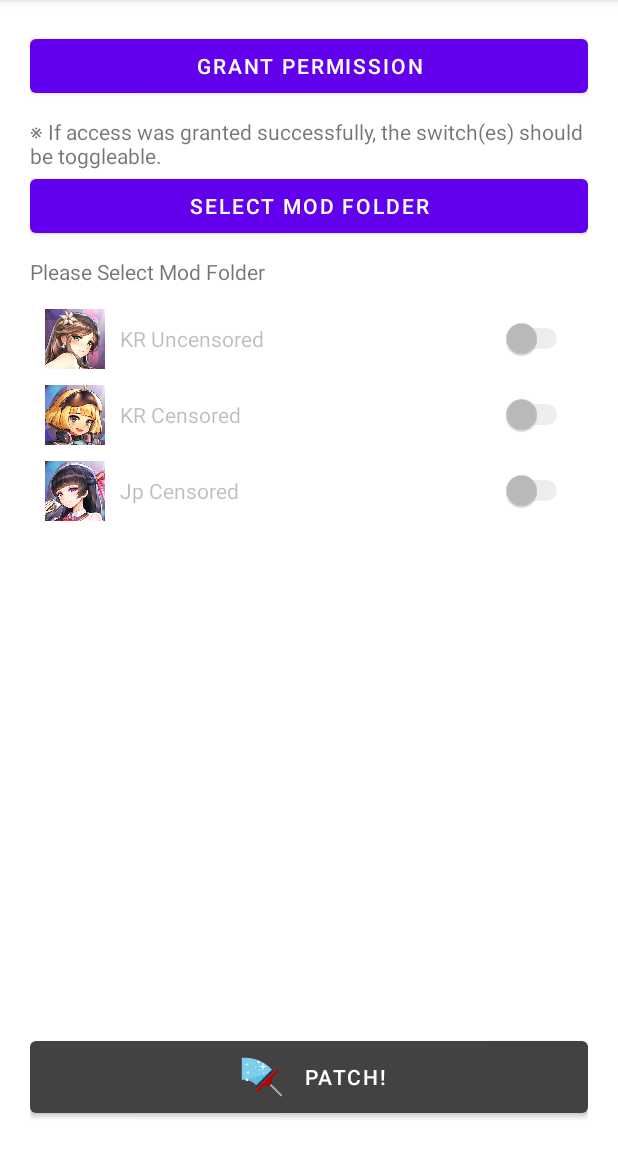
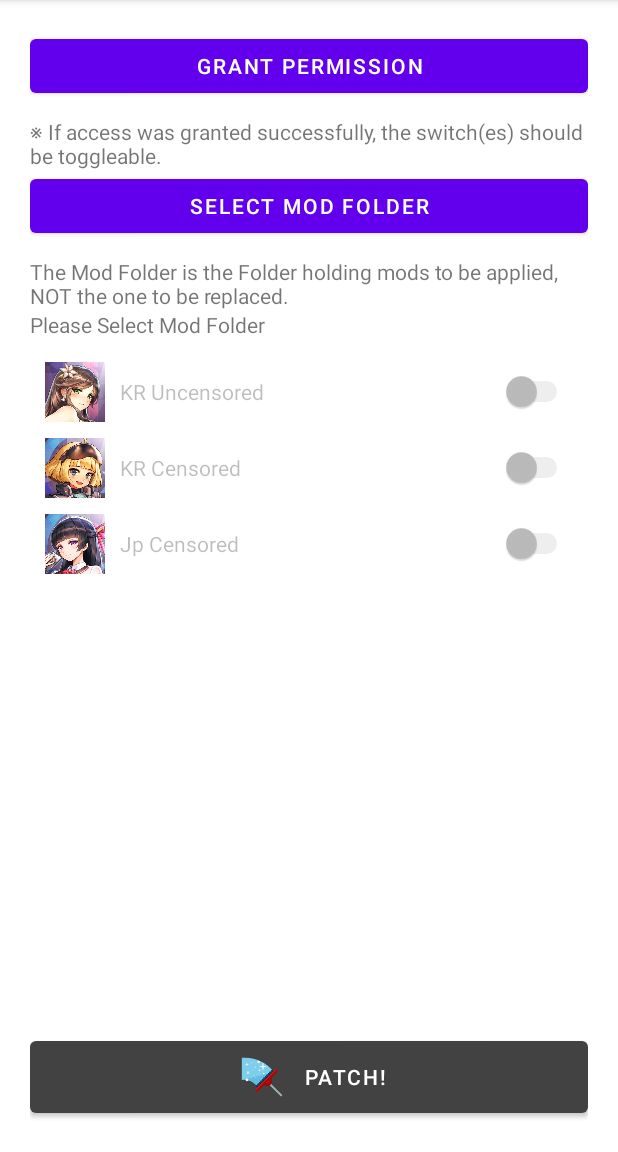
Before and after one commit to anyabot/LOModInstaller, an Android app: the screen it shows after launch (MainActivity), on a phone screen of 412 x 824 dp, the part 84-1236 px from its top. Run offline under Robolectric (Android 15) with nearby library versions, the phone set to English and light mode, and no system bars.

Commit message:
log & mod folder warning

```diff
--- a/app/build.gradle
+++ b/app/build.gradle
@@ -11,8 +11,8 @@ android {
         applicationId "com.altter.lomodinstaller"
         minSdkVersion 16
         targetSdkVersion 29
-        versionCode 10000
-        versionName "1.0.0"
+        versionCode 10001
+        versionName "1.0.1"
 
         testInstrumentationRunner "androidx.test.runner.AndroidJUnitRunner"
         vectorDrawables.useSupportLibrary = true
@@ -31,6 +31,7 @@ android {
     kotlinOptions {
         jvmTarget = '1.8'
     }
+    namespace 'com.altter.lomodinstaller'
 }
 
 dependencies {
--- a/app/src/main/AndroidManifest.xml
+++ b/app/src/main/AndroidManifest.xml
@@ -1,6 +1,5 @@
 <?xml version="1.0" encoding="utf-8"?>
-<manifest xmlns:android="http://schemas.android.com/apk/res/android"
-    package="com.altter.lomodinstaller">
+<manifest xmlns:android="http://schemas.android.com/apk/res/android" package="com.altter.lomodinstaller">
 
     <uses-permission android:name="android.permission.READ_EXTERNAL_STORAGE" />
     <uses-permission android:name="android.permission.WRITE_EXTERNAL_STORAGE" />
--- a/app/src/main/res/layout/activity_main.xml
+++ b/app/src/main/res/layout/activity_main.xml
@@ -49,6 +49,12 @@
                 android:layout_height="wrap_content"
                 android:layout_marginBottom="10dp"
                 android:text="@string/SELECT_MOD" />
+
+            <TextView
+                android:id="@+id/mod_warning"
+                android:layout_width="match_parent"
+                android:layout_height="wrap_content"
+                android:text="@string/MOD_WARNING" />
 
             <TextView
                 android:id="@+id/mod_text"
--- a/app/src/main/res/values/strings.xml
+++ b/app/src/main/res/values/strings.xml
@@ -19,9 +19,12 @@
     <string name="GRANT_ALREADY_GRANTED">Permission already Granted.</string>
 
     <string name="SELECT_MOD">SELECT MOD FOLDER</string>
+    <string name="MOD_WARNING">The Mod Folder is the Folder holding mods to be applied, NOT the one to be replaced.</string>
 
     <string name="COPY_TRY">Try to copy __data from %s</string>
     <string name="MORE_THAN_ONE">More than one file or folder in %s</string>
+    <string name="NOT_DIRECTORY">%s is not a Folder</string>
+    <string name="NOT_DIRECTORY_2">%s in % is not a Folder</string>
     <string name="NO_MOD_DOC">Mod Folder not Found</string>
     <string name="NO_DATA_DOC">Data Folder not Found</string>
     <string name="NO_DEST">Folder %s does not exist in Shared</string>
--- a/build.gradle
+++ b/build.gradle
@@ -6,7 +6,7 @@ buildscript {
         jcenter()
     }
     dependencies {
-        classpath "com.android.tools.build:gradle:4.1.2"
+        classpath 'com.android.tools.build:gradle:4.2.2'
         classpath "org.jetbrains.kotlin:kotlin-gradle-plugin:$kotlin_version"
 
         // NOTE: Do not place your application dependencies here; they belong
```
Also changed, not shown: app/src/main/java/com/altter/lomodinstaller/Cleaner.kt (+61 -5 lines), app/src/main/java/com/altter/lomodinstaller/MainActivity.kt (+4 -4 lines), gradle/wrapper/gradle-wrapper.properties, 3 other files.
